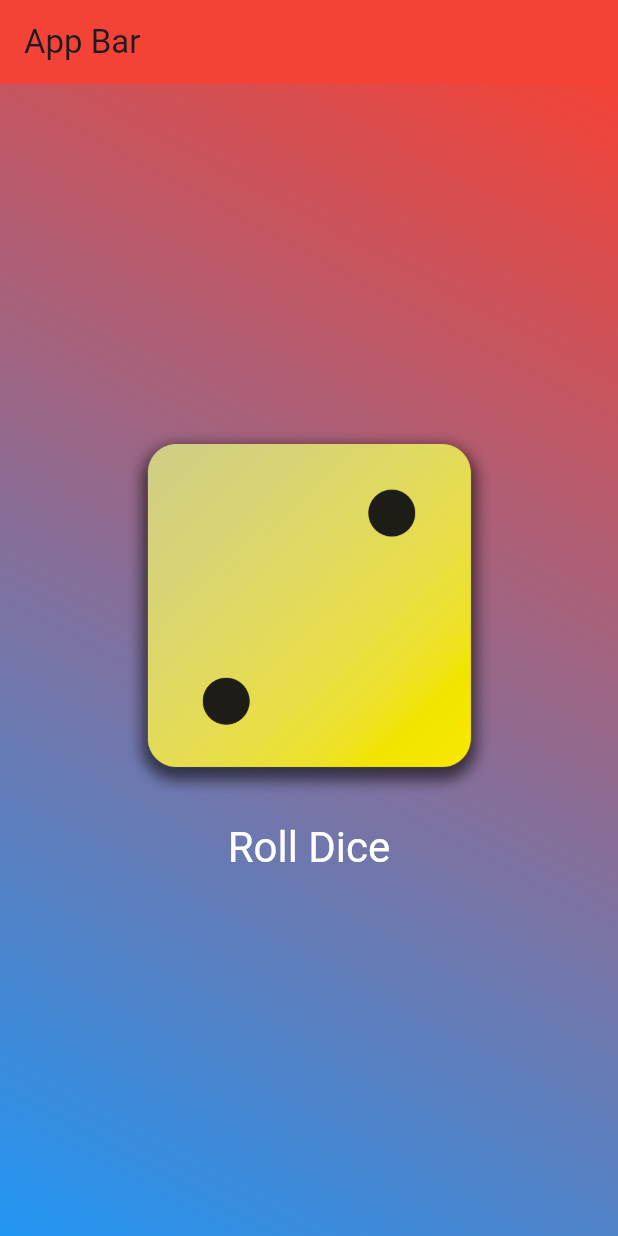
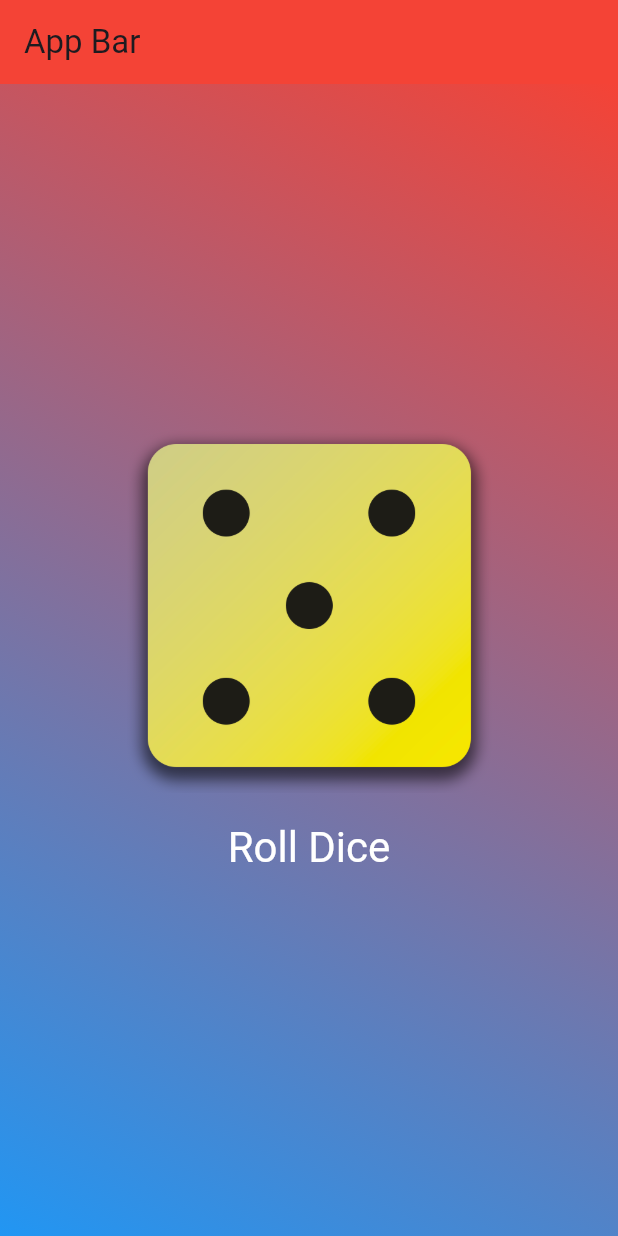
Before and after one commit to fbssaejun/dice_app, a Flutter app: the screen it shows after launch, after a tap on "Roll Dice", on a phone screen of 412 x 824 dp. Run offline on Flutter 3.47's test engine with Material 3 defaults, Android fonts, the phone set to English and light mode, and no system bars.

```diff
--- a/lib/dice_roller.dart
+++ b/lib/dice_roller.dart
@@ -1,4 +1,7 @@
 import 'package:flutter/material.dart';
+import 'dart:math';
+
+final randomizer = Random();
 
 class DiceRoller extends StatefulWidget {
   const DiceRoller({super.key});
@@ -10,11 +13,11 @@ class DiceRoller extends StatefulWidget {
 }
 
 class _DiceRollerState extends State<DiceRoller> {
-  var activeDiceImage = 'assets/images/dice-1.png';
+  var currentDiceNumber = 1;
 
 void rollDice() {
   setState(() {
-    activeDiceImage = 'assets/images/dice-2.png';
+    currentDiceNumber = randomizer.nextInt(6) + 1;
   });
 }
 
@@ -24,7 +27,7 @@ void rollDice() {
               mainAxisSize: MainAxisSize.min,
               children: [
                 Image.asset(
-                  activeDiceImage,
+                  'assets/images/dice-$currentDiceNumber.png',
                   width: 250
                 ),
                 TextButton(
```
